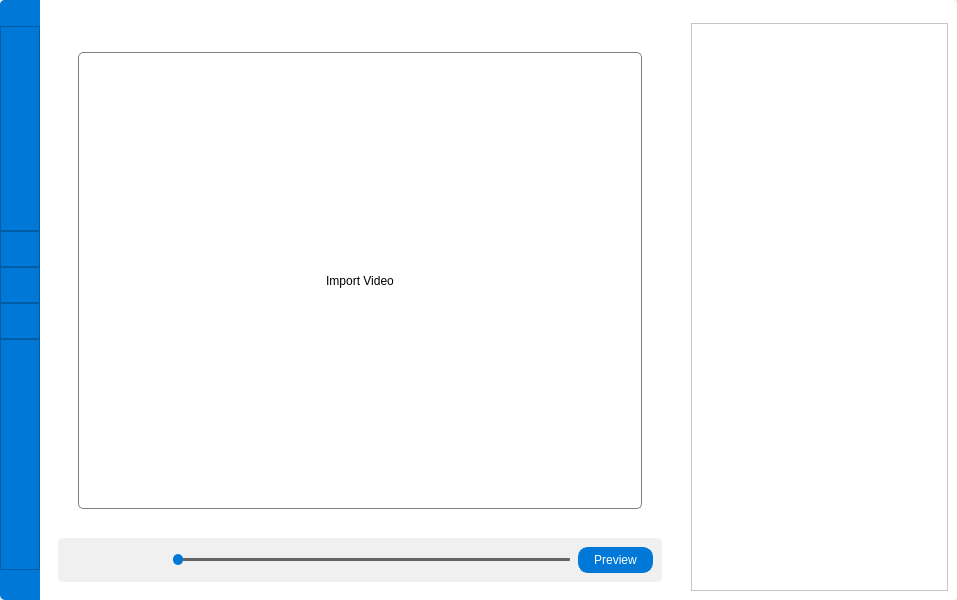
This is New.ui in PixellQ/3DAPE as Qt 5 draws it before an edit. The edited form follows.
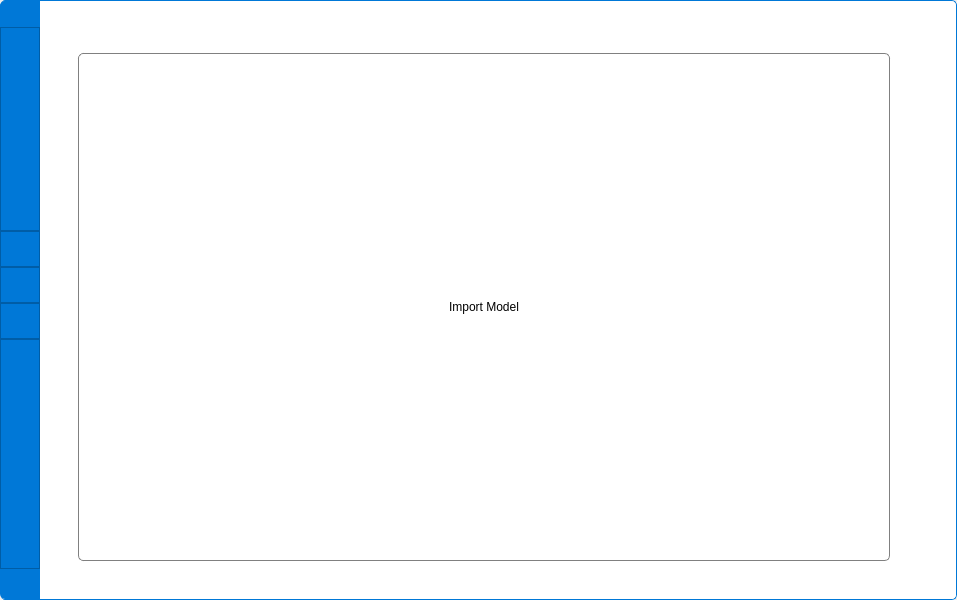
This is the edited form. Icons and pictures are not drawn.

```diff
--- a/New.ui
+++ b/New.ui
@@ -37,8 +37,11 @@
      <widget class="QFrame" name="BackgroundFrame">
       <property name="styleSheet">
        <string notr="true">#BackgroundFrame{
-   /*border: 1px solid black; */
+   border-top: 1px solid black; 
+   border-bottom: 1px solid black; 
+   border-right: 1px solid black; 
    border-radius: 5px;
+   border-color: rgb(0, 120, 215);
 }</string>
       </property>
       <property name="frameShape">
@@ -693,7 +696,7 @@
             <property name="styleSheet">
              <string notr="true">#Content{
    border-bottom-right-radius: 5px;
-   background-color: rgb(255, 255, 255);
+   background-color: #ffffff;
 }</string>
             </property>
             <layout class="QGridLayout" name="gridLayout_7">
@@ -715,7 +718,7 @@
              <item row="0" column="0">
               <widget class="QStackedWidget" name="stackedWidget">
                <property name="currentIndex">
-                <number>0</number>
+                <number>1</number>
                </property>
                <widget class="QWidget" name="VideoPage">
                 <property name="styleSheet">
@@ -742,10 +745,7 @@
                    <property name="styleSheet">
                     <string notr="true"/>
                    </property>
-                   <layout class="QHBoxLayout" name="horizontalLayout_4">
-                    <property name="spacing">
-                     <number>2</number>
-                    </property>
+                   <layout class="QGridLayout" name="gridLayout_10">
                     <property name="leftMargin">
                      <number>0</number>
                     </property>
@@ -758,8 +758,24 @@
                     <property name="bottomMargin">
                      <number>0</number>
                     </property>
-                    <item>
-                     <widget class="QWidget" name="VideoBox" native="true">
+                    <property name="spacing">
+                     <number>0</number>
+                    </property>
+                    <item row="0" column="0">
+                     <widget class="QSplitter" name="VideoSplitter">
+                      <property name="orientation">
+                       <enum>Qt::Horizontal</enum>
+                      </property>
+                      <property name="handleWidth">
+                       <number>0</number>
+                      </property>
+                      <widget class="QFrame" name="VideoBox">
+                       <property name="sizePolicy">
+                        <sizepolicy hsizetype="Expanding" vsizetype="Preferred">
+                         <horstretch>0</horstretch>
+                         <verstretch>0</verstretch>
+                        </sizepolicy>
+                       </property>
                       <property name="minimumSize">
                        <size>
                         <width>640</width>
@@ -772,7 +788,10 @@
                         <height>0</height>
                        </size>
                       </property>
-                      <layout class="QGridLayout" name="gridLayout_10">
+                       <layout class="QGridLayout" name="gridLayout_11">
+                        <property name="rightMargin">
+                         <number>6</number>
+                        </property>
                        <item row="0" column="0">
                         <widget class="QFrame" name="VideoFrame">
                          <property name="styleSheet">
@@ -986,36 +1005,43 @@
                        </item>
                       </layout>
                      </widget>
-                    </item>
-                    <item>
-                     <widget class="QFrame" name="VideoOptions">
+                      <widget class="QFrame" name="VidToolBox">
+                       <property name="styleSheet">
+                        <string notr="true"/>
+                       </property>
+                       <layout class="QGridLayout" name="gridLayout_24">
+                        <property name="leftMargin">
+                         <number>5</number>
+                        </property>
+                        <property name="topMargin">
+                         <number>0</number>
+                        </property>
+                        <property name="rightMargin">
+                         <number>0</number>
+                        </property>
+                        <property name="bottomMargin">
+                         <number>0</number>
+                        </property>
+                        <property name="spacing">
+                         <number>0</number>
+                        </property>
+                        <item row="0" column="0">
+                         <widget class="QWidget" name="VideoOptions" native="true">
                       <property name="styleSheet">
                        <string notr="true">#VideoOptions{
 	background-color: rgb(255, 255, 255);
 	border-bottom-right-radius: 5px;
 }</string>
                       </property>
-                      <layout class="QGridLayout" name="gridLayout_11">
-                       <property name="leftMargin">
-                        <number>0</number>
-                       </property>
-                       <property name="topMargin">
-                        <number>0</number>
-                       </property>
-                       <property name="rightMargin">
-                        <number>0</number>
-                       </property>
-                       <property name="bottomMargin">
-                        <number>0</number>
-                       </property>
-                       <property name="spacing">
-                        <number>0</number>
-                       </property>
-                       <item row="0" column="0">
-                        <widget class="QWidget" name="widget" native="true">
                          <layout class="QGridLayout" name="gridLayout_13">
                           <item row="0" column="0">
                            <widget class="QListWidget" name="listView">
+                             <property name="sizePolicy">
+                              <sizepolicy hsizetype="Preferred" vsizetype="Expanding">
+                               <horstretch>0</horstretch>
+                               <verstretch>0</verstretch>
+                              </sizepolicy>
+                             </property>
                             <property name="styleSheet">
                              <string notr="true">#listView{
    background-color: rgb(255, 255, 255);
@@ -1028,13 +1054,198 @@
                        </item>
                       </layout>
                      </widget>
+                     </widget>
                     </item>
                    </layout>
                   </widget>
                  </item>
                 </layout>
                </widget>
-               <widget class="QWidget" name="page_2"/>
+               <widget class="QWidget" name="ModelPage">
+                <property name="styleSheet">
+                 <string notr="true">QWidget{
+	background-color: none;
+	border-radius: none;
+}
+
+QFrame{
+	background-color: none;
+	border-radius: none;
+}
+
+QSplitter{
+	background-color: none;
+	border-radius: none;
+}</string>
+                </property>
+                <layout class="QGridLayout" name="gridLayout_21">
+                 <property name="leftMargin">
+                  <number>0</number>
+                 </property>
+                 <property name="topMargin">
+                  <number>0</number>
+                 </property>
+                 <property name="rightMargin">
+                  <number>0</number>
+                 </property>
+                 <property name="bottomMargin">
+                  <number>0</number>
+                 </property>
+                 <property name="spacing">
+                  <number>0</number>
+                 </property>
+                 <item row="0" column="0">
+                  <widget class="QWidget" name="ModelPageBackground" native="true">
+                   <layout class="QGridLayout" name="gridLayout_20">
+                    <property name="leftMargin">
+                     <number>0</number>
+                    </property>
+                    <property name="topMargin">
+                     <number>0</number>
+                    </property>
+                    <property name="rightMargin">
+                     <number>0</number>
+                    </property>
+                    <property name="bottomMargin">
+                     <number>0</number>
+                    </property>
+                    <property name="spacing">
+                     <number>0</number>
+                    </property>
+                    <item row="0" column="0">
+                     <widget class="QSplitter" name="ModelSplitter">
+                      <property name="styleSheet">
+                       <string notr="true">*{
+	background-color: none;
+}
+
+QSplitter{
+	margin: -5px;
+}</string>
+                      </property>
+                      <property name="orientation">
+                       <enum>Qt::Horizontal</enum>
+                      </property>
+                      <property name="handleWidth">
+                       <number>0</number>
+                      </property>
+                      <widget class="QFrame" name="ModelBox">
+                       <property name="styleSheet">
+                        <string notr="true"/>
+                       </property>
+                       <layout class="QGridLayout" name="gridLayout_22">
+                        <property name="rightMargin">
+                         <number>6</number>
+                        </property>
+                        <item row="0" column="0">
+                         <widget class="QFrame" name="ModelFrame">
+                          <property name="styleSheet">
+                           <string notr="true">QFrame{
+	border-radius: 5px;
+	background-color: #ffffff;
+}</string>
+                          </property>
+                          <layout class="QGridLayout" name="gridLayout_26">
+                           <property name="leftMargin">
+                            <number>0</number>
+                           </property>
+                           <property name="topMargin">
+                            <number>0</number>
+                           </property>
+                           <property name="rightMargin">
+                            <number>0</number>
+                           </property>
+                           <property name="bottomMargin">
+                            <number>0</number>
+                           </property>
+                           <property name="spacing">
+                            <number>0</number>
+                           </property>
+                           <item row="0" column="0">
+                            <widget class="QWidget" name="ModelContainer" native="true">
+                             <property name="sizePolicy">
+                              <sizepolicy hsizetype="Preferred" vsizetype="Expanding">
+                               <horstretch>0</horstretch>
+                               <verstretch>0</verstretch>
+                              </sizepolicy>
+                             </property>
+                             <layout class="QGridLayout" name="gridLayout_25">
+                              <item row="0" column="0">
+                               <widget class="QPushButton" name="ImportModelBtn">
+                                <property name="sizePolicy">
+                                 <sizepolicy hsizetype="Minimum" vsizetype="Minimum">
+                                  <horstretch>0</horstretch>
+                                  <verstretch>0</verstretch>
+                                 </sizepolicy>
+                                </property>
+                                <property name="cursor">
+                                 <cursorShape>PointingHandCursor</cursorShape>
+                                </property>
+                                <property name="styleSheet">
+                                 <string notr="true">#ImportModelBtn{
+	border-radius: 5px;
+	border-color: #0078d7;
+	border: 1px solid gray;
+	margin: 20px;
+}</string>
+                                </property>
+                                <property name="text">
+                                 <string>Import Model</string>
+                                </property>
+                               </widget>
+                              </item>
+                             </layout>
+                            </widget>
+                           </item>
+                          </layout>
+                         </widget>
+                        </item>
+                       </layout>
+                      </widget>
+                      <widget class="QFrame" name="ModToolBox">
+                       <property name="styleSheet">
+                        <string notr="true"/>
+                       </property>
+                       <layout class="QGridLayout" name="gridLayout_23">
+                        <property name="leftMargin">
+                         <number>5</number>
+                        </property>
+                        <property name="topMargin">
+                         <number>0</number>
+                        </property>
+                        <property name="rightMargin">
+                         <number>0</number>
+                        </property>
+                        <property name="bottomMargin">
+                         <number>0</number>
+                        </property>
+                        <property name="spacing">
+                         <number>0</number>
+                        </property>
+                        <item row="0" column="0">
+                         <widget class="QWidget" name="ModelOptions" native="true">
+                          <property name="styleSheet">
+                           <string notr="true">#ModelOptions{
+	background-color: rgb(255, 255, 255);
+	border-radius: 0px;
+	border-bottom-right-radius: 5px;
+}</string>
+                          </property>
+                         </widget>
+                        </item>
+                       </layout>
+                      </widget>
+                     </widget>
+                    </item>
+                   </layout>
+                   <zorder>widget_3</zorder>
+                   <zorder>widget_4</zorder>
+                   <zorder>ModelSplitter</zorder>
+                  </widget>
+                 </item>
+                </layout>
+               </widget>
+               <widget class="QWidget" name="FinalPage"/>
               </widget>
              </item>
             </layout>
```
Lines whose indentation alone changed are shown as unchanged.
